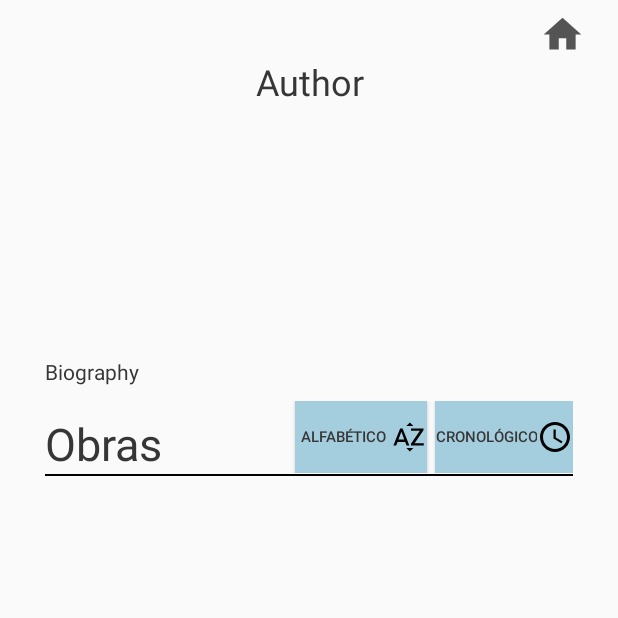
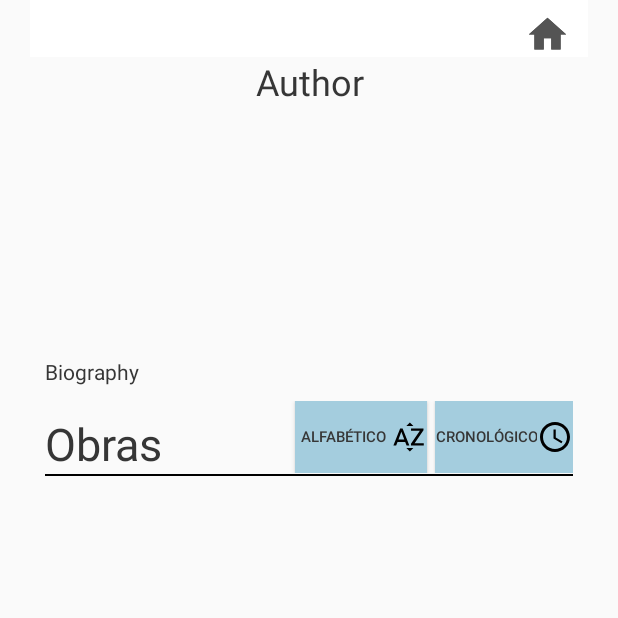
Before and after one commit to Fernandop26/Rest_and_Con, an Android app: the AuthorActivity screen opened directly, with no data from a screen before it, on a phone screen of 412 x 824 dp, the top half of it. Run offline under Robolectric (Android 15) with nearby library versions, the phone set to English and light mode, and no system bars; our stand-ins replace Picasso, Volley; network calls fail; pictures from the network do not load.

Commit message:
ajuste toolbar

```diff
--- a/app/src/main/res/layout/grid.xml
+++ b/app/src/main/res/layout/grid.xml
@@ -8,13 +8,10 @@
                         android:id="@+id/llista_obras"
                         android:layout_width="match_parent"
                         android:layout_height="wrap_content"
-
                         android:isScrollContainer="false"
                         android:numColumns="auto_fit"
                         android:stretchMode="columnWidth"
-                        tools:ignore="MissingConstraints"
-
-        />
+                        tools:ignore="MissingConstraints"/>
 
 
 </androidx.constraintlayout.widget.ConstraintLayout>
--- a/app/src/main/res/layout/layout_author.xml
+++ b/app/src/main/res/layout/layout_author.xml
@@ -5,9 +5,6 @@
     android:layout_width="match_parent"
     android:layout_height="match_parent"
     tools:context=".AuthorActivity">
-
-    <include
-        layout="@layout/toolbar"/>
 
     <ScrollView
         android:layout_width="match_parent"
@@ -122,6 +119,9 @@
         </RelativeLayout>
     </ScrollView>
     <!-- BOTÓN CÁMARA -->
+
+
+    <include layout="@layout/toolbar"/>
     <include layout="@layout/camerabuton"/>
 
 </androidx.constraintlayout.widget.ConstraintLayout>
--- a/app/src/main/res/layout/layout_main.xml
+++ b/app/src/main/res/layout/layout_main.xml
@@ -17,7 +17,6 @@
         <RelativeLayout
             android:layout_width="match_parent"
             android:layout_height="match_parent"
-
             app:layout_constraintEnd_toEndOf="parent">
 
 
@@ -139,5 +138,4 @@
 
     <include layout="@layout/camerabuton"/>
 
-
 </androidx.constraintlayout.widget.ConstraintLayout>
--- a/app/src/main/res/layout/layout_piece.xml
+++ b/app/src/main/res/layout/layout_piece.xml
@@ -6,8 +6,6 @@
     android:layout_height="match_parent"
     tools:context=".PieceActivity">
 
-    <include
-        layout="@layout/toolbar"/>
 
         <ScrollView
             android:layout_width="match_parent"
@@ -198,6 +196,10 @@
             </RelativeLayout>
         </ScrollView>
     <!-- BOTÓN CÁMARA -->
+
+
+    <include layout="@layout/toolbar"/>
+
     <include layout="@layout/camerabuton"/>
 
 </androidx.constraintlayout.widget.ConstraintLayout>
--- a/app/src/main/res/layout/toolbar.xml
+++ b/app/src/main/res/layout/toolbar.xml
@@ -9,14 +9,19 @@
         android:layout_marginHorizontal="20dp"
         app:layout_constraintEnd_toEndOf="parent"
         android:id="@+id/toolbar"
-        tools:ignore="MissingConstraints">
+        tools:ignore="MissingConstraints"
+        android:background="@android:color/white"
+        android:orientation="horizontal">
+
 
         <ImageView
             android:id="@+id/home"
             android:layout_width="30dp"
             android:layout_height="30dp"
-                android:layout_marginLeft="340dp"
             android:layout_marginTop="8dp"
+            android:layout_marginLeft="330dp"
+            android:background="@drawable/ic_home_black_24dp"
             android:src="@drawable/ic_home_black_24dp"/>
     </LinearLayout>
+
 </merge>
```
Also changed, not shown: app/src/main/res/layout/layout_group.xml (+35 -35 lines). Lines whose indentation alone changed are shown as unchanged.
